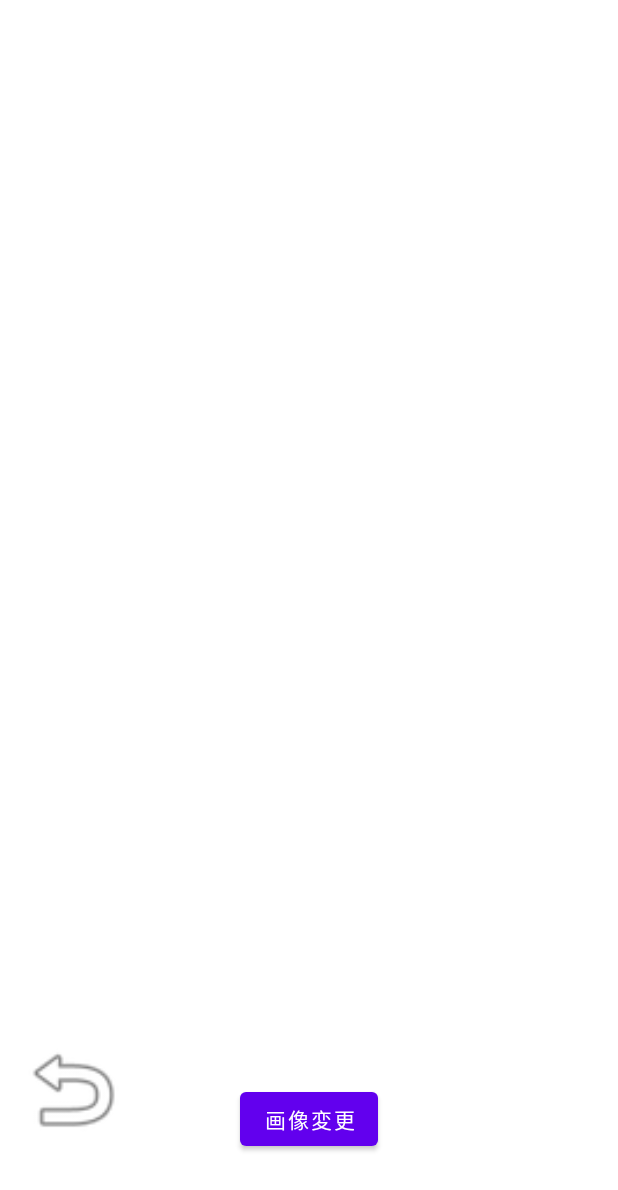
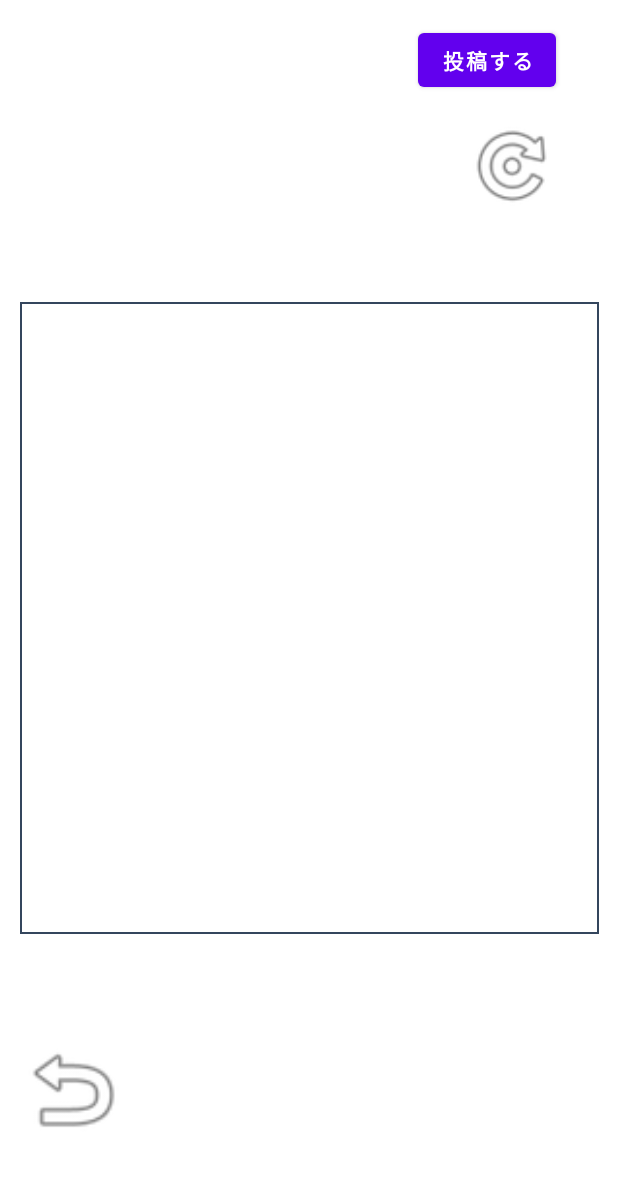
Before and after one commit to KeitoFurusawa/Oldiary, an Android app: the ConnectActivity screen opened directly, with no data from a screen before it, on a phone screen of 412 x 824 dp. Shown: the top 1190 px of the screen. Run offline under Robolectric (Android 15) with nearby library versions, the phone set to English and light mode, and no system bars.

Commit message:
みんなの投稿

```diff
--- a/app/src/main/java/com/example/oldiary/ConnectActivity.java
+++ b/app/src/main/java/com/example/oldiary/ConnectActivity.java
@@ -3,13 +3,9 @@ package com.example.oldiary;
 import androidx.appcompat.app.AppCompatActivity;
 
 import android.content.Intent;
-import android.content.res.TypedArray;
-import android.graphics.drawable.Drawable;
 import android.media.MediaPlayer;
 import android.os.Bundle;
-import android.widget.Button;
 import android.widget.ImageButton;
-import android.widget.ImageView;
 
 public class ConnectActivity extends AppCompatActivity {
 
@@ -25,7 +21,7 @@ public class ConnectActivity extends AppCompatActivity {
 
 
         setOnClick();
-        changePhoto();
+
     }
 
     protected void setOnClick() {
@@ -52,23 +48,4 @@ public class ConnectActivity extends AppCompatActivity {
         mediaPlayer = null;
     }
 
-    protected void changePhoto() {
-        Button button = findViewById(R.id.changePhoto);
-        button.setOnClickListener(v -> {
-            // ImageViewを変数化
-            ImageView albumArt = findViewById(R.id.random_photo);
-
-            // ランダム画像のリソースの配列を宣言
-            TypedArray typedArray = getApplicationContext().getResources().obtainTypedArray(R.array.history_arrays);
-
-            // ランダムな数値を設定 (*今回は配列の長さが3のため、3を指定)
-            int rand = (int)(Math.floor(Math.random() * 3));
-
-            // ランダムで画像を選択する
-            Drawable drawable = typedArray.getDrawable(rand);
-
-            // ImageViewの画像の値を設定
-            albumArt.setImageDrawable(drawable);
-        });
-    }
 }
--- a/app/src/main/res/layout/activity_connect.xml
+++ b/app/src/main/res/layout/activity_connect.xml
@@ -22,29 +22,48 @@
         app:layout_constraintTop_toTopOf="parent"
         app:srcCompat="@android:drawable/ic_menu_revert" />
 
-    <ImageView
-        android:id="@+id/random_photo"
-        android:layout_width="327dp"
-        android:layout_height="210dp"
-        android:layout_marginStart="170dp"
-        android:layout_marginTop="140dp"
-        android:layout_marginEnd="171dp"
-        android:layout_marginBottom="521dp"
-        android:padding="3dp"
+    <Button
+        android:id="@+id/post"
+        android:layout_width="wrap_content"
+        android:layout_height="wrap_content"
+        android:layout_marginStart="276dp"
+        android:layout_marginTop="16dp"
+        android:layout_marginEnd="41dp"
+        android:text="投稿する"
+        android:textAlignment="center"
+        android:textStyle="bold"
+        app:layout_constraintEnd_toEndOf="parent"
+        app:layout_constraintHorizontal_bias="1.0"
+        app:layout_constraintStart_toStartOf="parent"
+        app:layout_constraintTop_toTopOf="parent" />
+
+    <ImageButton
+        android:id="@+id/imageButton2"
+        android:layout_width="62dp"
+        android:layout_height="58dp"
+        android:layout_marginTop="17dp"
+        android:layout_marginBottom="16dp"
+        android:background="@color/white"
+        android:scaleType="centerCrop"
+        app:layout_constraintBottom_toTopOf="@+id/frameLayout"
+        app:layout_constraintEnd_toEndOf="parent"
+        app:layout_constraintHorizontal_bias="0.885"
+        app:layout_constraintStart_toStartOf="parent"
+        app:layout_constraintTop_toBottomOf="@+id/post"
+        app:layout_constraintVertical_bias="0.0"
+        app:srcCompat="@android:drawable/ic_menu_rotate" />
+
+    <FrameLayout
+        android:id="@+id/frameLayout"
+        android:layout_width="386dp"
+        android:layout_height="421dp"
+        android:background="@drawable/border"
         app:layout_constraintBottom_toBottomOf="parent"
         app:layout_constraintEnd_toEndOf="parent"
         app:layout_constraintStart_toStartOf="parent"
-        app:layout_constraintTop_toTopOf="parent" />
+        app:layout_constraintTop_toTopOf="parent">
 
-    <Button
-        android:id="@+id/changePhoto"
-        android:layout_width="wrap_content"
-        android:layout_height="wrap_content"
-        android:layout_marginStart="73dp"
-        android:layout_marginEnd="159dp"
-        android:layout_marginBottom="54dp"
-        android:text="画像変更"
-        app:layout_constraintBottom_toBottomOf="parent"
-        app:layout_constraintEnd_toEndOf="parent"
-        app:layout_constraintStart_toEndOf="@+id/back_home" />
+    </FrameLayout>
+
+
 </androidx.constraintlayout.widget.ConstraintLayout>
```
